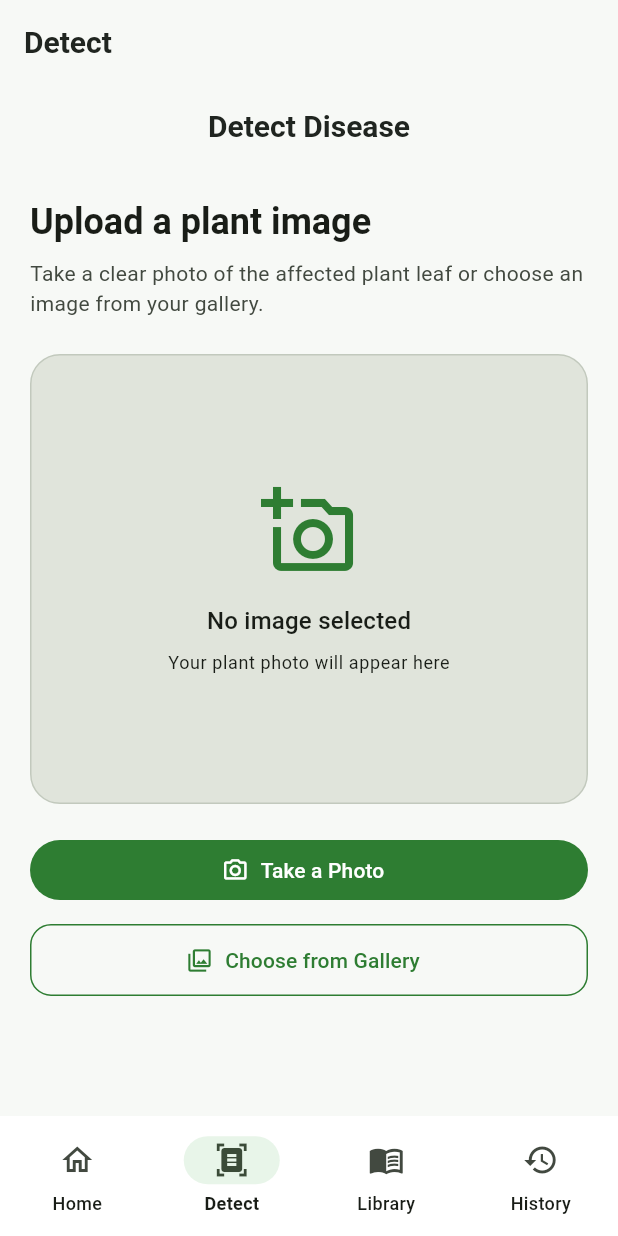
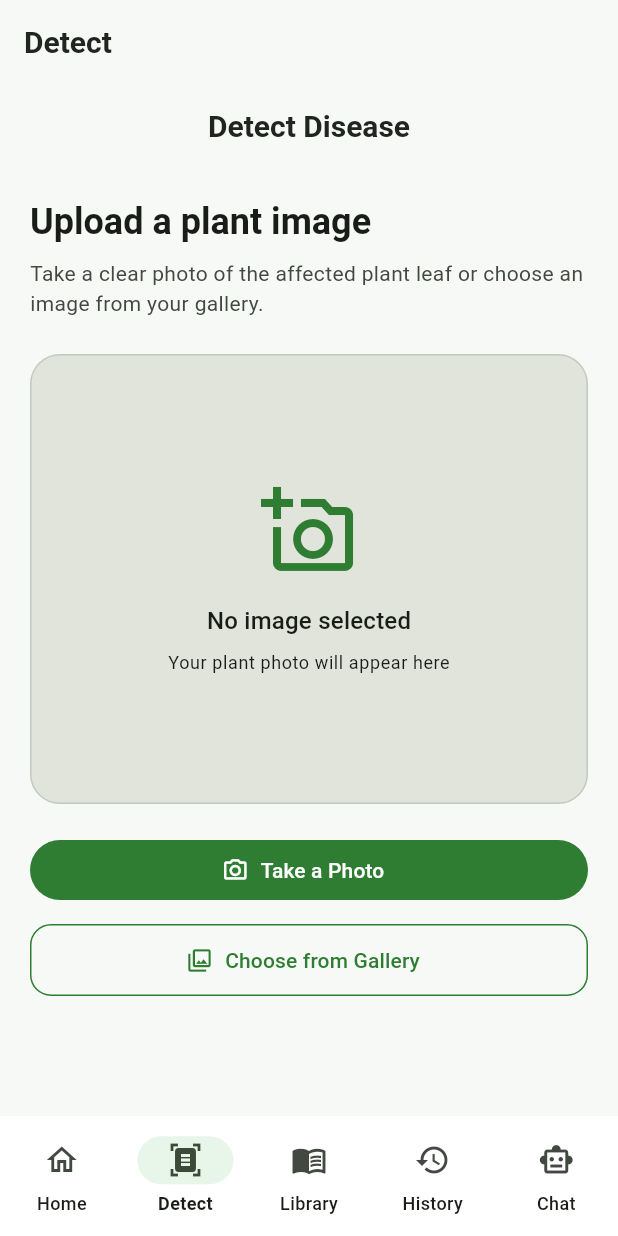
Before and after one commit to Batman0603/ai-crop-disease, a Flutter app: the screen it shows after launch, after a tap on "Scan a plant", on a phone screen of 412 x 824 dp. Run offline on Flutter 3.47's test engine with Material 3 defaults, Android fonts, the phone set to English and light mode, and no system bars; our stand-ins replace image_picker, shared_preferences; missing offline and left inert: flutter_onnxruntime.

Commit message:
Update Commit - Added Placeholder for Chatbot

```diff
--- a/frontend/lib/screens/app_shell.dart
+++ b/frontend/lib/screens/app_shell.dart
@@ -1,5 +1,6 @@
 import 'package:flutter/material.dart';
 
+import 'chatbot_screen.dart';
 import 'detect_screen.dart';
 import 'disease_library_screen.dart';
 import 'history_screen.dart';
@@ -20,13 +21,15 @@ class _AppShellState extends State<AppShell> {
     const DetectScreen(),
     const DiseaseLibraryScreen(),
     const HistoryScreen(),
+    const ChatbotScreen(),
   ];
 
-  static const List<String> _titles = [
+  final List<String> _titles = [
     'Home',
     'Detect',
     'Disease Library',
     'History',
+    'CropCare Assistant',
   ];
 
   void _navigateTo(int index) {
@@ -68,6 +71,11 @@ class _AppShellState extends State<AppShell> {
             selectedIcon: Icon(Icons.history),
             label: 'History',
           ),
+          NavigationDestination(
+            icon: Icon(Icons.smart_toy_outlined),
+            selectedIcon: Icon(Icons.smart_toy),
+            label: 'Chat',
+          ),
         ],
       ),
     );
--- /dev/null
+++ b/frontend/lib/screens/chatbot_screen.dart
@@ -0,0 +1,310 @@
+import 'package:flutter/material.dart';
+
+class ChatMessage {
+  const ChatMessage({required this.text, required this.isUser});
+
+  final String text;
+  final bool isUser;
+}
+
+class ChatbotScreen extends StatefulWidget {
+  const ChatbotScreen({super.key});
+
+  @override
+  State<ChatbotScreen> createState() => _ChatbotScreenState();
+}
+
+class _ChatbotScreenState extends State<ChatbotScreen> {
+  final TextEditingController _messageController = TextEditingController();
+  final ScrollController _scrollController = ScrollController();
+
+  final List<ChatMessage> _messages = [
+    const ChatMessage(
+      text: 'Hello! I am the CropCare Assistant. I can help you understand crop diseases, symptoms, and basic treatment information.',
+      isUser: false,
+    ),
+    const ChatMessage(
+      text: 'I am currently a demo assistant. AI-powered conversations will be added in a future version.',
+      isUser: false,
+    ),
+  ];
+
+  final List<String> _suggestedQuestions = const [
+    'What is early blight?',
+    'How can I prevent crop diseases?',
+    'What are common tomato diseases?',
+  ];
+
+  @override
+  void dispose() {
+    _messageController.dispose();
+    _scrollController.dispose();
+    super.dispose();
+  }
+
+  void _sendMessage([String? suggestedMessage]) {
+    final message = suggestedMessage?.trim() ?? _messageController.text.trim();
+
+    if (message.isEmpty) {
+      return;
+    }
+
+    _messageController.clear();
+
+    setState(() {
+      _messages.add(ChatMessage(text: message, isUser: true));
+
+      _messages.add(
+        ChatMessage(text: _placeholderResponse(message), isUser: false),
+      );
+    });
+
+    _scrollToBottom();
+  }
+
+  String _placeholderResponse(String message) {
+    final query = message.toLowerCase();
+
+    if (query.contains('early blight')) {
+      return 'Early blight is a fungal disease that can affect crops such as tomato and potato. Common symptoms include dark spots on leaves and progressive leaf damage. For a specific diagnosis, use the Detect feature with a clear image of the affected leaf.';
+    }
+
+    if (query.contains('prevent') ||
+        query.contains('prevention') ||
+        query.contains('preventing')) {
+      return 'Basic disease-prevention practices include maintaining good field hygiene, removing severely affected plant material, avoiding unnecessary leaf wetness, and monitoring crops regularly. For crop-specific advice, check the Disease Library.';
+    }
+
+    if (query.contains('tomato')) {
+      return 'CropCare currently includes several tomato diseases, including bacterial spot, early blight, late blight, leaf mold, Septoria leaf spot, spider mites, target spot, tomato yellow leaf curl virus, and tomato mosaic virus.';
+    }
+
+    if (query.contains('potato')) {
+      return 'CropCare currently includes potato early blight and late blight. You can use the Detect feature to analyze a potato leaf image and check the Disease Library for additional information.';
+    }
+
+    if (query.contains('apple')) {
+      return 'CropCare currently includes apple scab, black rot, cedar apple rust, and healthy apple leaves.';
+    }
+
+    if (query.contains('grape')) {
+      return 'CropCare currently includes grape black rot, Esca (Black Measles), leaf blight, and healthy grape leaves.';
+    }
+
+    if (query.contains('corn') || query.contains('maize')) {
+      return 'CropCare currently includes corn common rust, Northern Leaf Blight, Cercospora leaf spot/Gray leaf spot, and healthy corn leaves.';
+    }
+
+    if (query.contains('disease') || query.contains('symptom')) {
+      return 'For an image-based disease check, open Detect and select a clear crop-leaf image. You can also browse the Disease Library for the diseases currently supported by CropCare.';
+    }
+
+    if (query.contains('treatment') || query.contains('treat')) {
+      return 'Treatment depends on the crop and disease. Use Detect to identify a suspected disease, then review the treatment and management information shown on the result screen.';
+    }
+
+    return 'I am currently a placeholder assistant, so my knowledge is limited. Try asking about crop diseases, symptoms, prevention, or treatment. You can also use Detect for image-based analysis.';
+  }
+
+  void _scrollToBottom() {
+    WidgetsBinding.instance.addPostFrameCallback((_) {
+      if (!_scrollController.hasClients) {
+        return;
+      }
+
+      _scrollController.animateTo(
+        _scrollController.position.maxScrollExtent,
+        duration: const Duration(milliseconds: 300),
+        curve: Curves.easeOut,
+      );
+    });
+  }
+
+  @override
+  Widget build(BuildContext context) {
+    return SafeArea(
+      child: Column(
+        children: [
+          Expanded(
+            child: _messages.isEmpty
+                ? _buildEmptyState()
+                : ListView.builder(
+                    controller: _scrollController,
+                    padding: const EdgeInsets.fromLTRB(16, 16, 16, 12),
+                    itemCount: _messages.length,
+                    itemBuilder: (context, index) {
+                      final message = _messages[index];
+
+                      return _ChatBubble(message: message);
+                    },
+                  ),
+          ),
+          _buildSuggestedQuestions(),
+          _buildMessageInput(),
+        ],
+      ),
+    );
+  }
+
+  Widget _buildEmptyState() {
+    return Center(
+      child: Padding(
+        padding: const EdgeInsets.all(24),
+        child: Column(
+          mainAxisAlignment: MainAxisAlignment.center,
+          children: [
+            Icon(
+              Icons.smart_toy_outlined,
+              size: 64,
+              color: Theme.of(context).colorScheme.primary,
+            ),
+            const SizedBox(height: 16),
+            Text(
+              'CropCare Assistant',
+              style: Theme.of(context).textTheme.headlineSmall
+                  ?.copyWith(fontWeight: FontWeight.bold),
+            ),
+            const SizedBox(height: 8),
+            const Text(
+              'Ask about crop diseases, symptoms, prevention, and treatment.',
+              textAlign: TextAlign.center,
+            ),
+          ],
+        ),
+      ),
+    );
+  }
+
+  Widget _buildSuggestedQuestions() {
+    return SizedBox(
+      height: 48,
+      child: ListView.separated(
+        padding: const EdgeInsets.symmetric(horizontal: 16),
+        scrollDirection: Axis.horizontal,
+        itemCount: _suggestedQuestions.length,
+        separatorBuilder: (context, index) => const SizedBox(width: 8),
+        itemBuilder: (context, index) {
+          final question = _suggestedQuestions[index];
+
+          return ActionChip(
+            avatar: const Icon(Icons.chat_bubble_outline, size: 16),
+            label: Text(question),
+            onPressed: () => _sendMessage(question),
+          );
+        },
+      ),
+    );
+  }
+
+  Widget _buildMessageInput() {
+    return Container(
+      padding: const EdgeInsets.fromLTRB(12, 8, 12, 12),
+      decoration: BoxDecoration(
+        color: Theme.of(context).colorScheme.surface,
+        border: Border(top: BorderSide(color: Theme.of(context).dividerColor)),
+      ),
+      child: Row(
+        crossAxisAlignment: CrossAxisAlignment.end,
+        children: [
+          Expanded(
+            child: TextField(
+              controller: _messageController,
+              textInputAction: TextInputAction.send,
+              minLines: 1,
+              maxLines: 4,
+              onSubmitted: (_) => _sendMessage(),
+              decoration: InputDecoration(
+                hintText: 'Ask about your crop...',
+                prefixIcon: const Icon(Icons.chat_outlined),
+                border: OutlineInputBorder(
+                  borderRadius: BorderRadius.circular(24),
+                ),
+                contentPadding: const EdgeInsets.symmetric(
+                  horizontal: 16,
+                  vertical: 12,
+                ),
+              ),
+            ),
+          ),
+          const SizedBox(width: 8),
+          IconButton.filled(
+            onPressed: _sendMessage,
+            icon: const Icon(Icons.send),
+            tooltip: 'Send message',
+          ),
+        ],
+      ),
+    );
+  }
+}
+
+class _ChatBubble extends StatelessWidget {
+  const _ChatBubble({required this.message});
+
+  final ChatMessage message;
+
+  @override
+  Widget build(BuildContext context) {
+    final theme = Theme.of(context);
+    final isUser = message.isUser;
+
+    return Align(
+      alignment: isUser ? Alignment.centerRight : Alignment.centerLeft,
+      child: Container(
+        constraints: BoxConstraints(
+          maxWidth: MediaQuery.sizeOf(context).width * 0.82,
+        ),
+        margin: const EdgeInsets.only(bottom: 12),
+        padding: const EdgeInsets.symmetric(horizontal: 16, vertical: 12),
+        decoration: BoxDecoration(
+          color: isUser
+              ? theme.colorScheme.primary
+              : theme.colorScheme.surfaceContainerHighest,
+          borderRadius: BorderRadius.only(
+            topLeft: const Radius.circular(18),
+            topRight: const Radius.circular(18),
+            bottomLeft: Radius.circular(isUser ? 18 : 4),
+            bottomRight: Radius.circular(isUser ? 4 : 18),
+          ),
+        ),
+        child: Column(
+          crossAxisAlignment: isUser
+              ? CrossAxisAlignment.end
+              : CrossAxisAlignment.start,
+          children: [
+            if (!isUser) ...[
+              Row(
+                mainAxisSize: MainAxisSize.min,
+                children: [
+                  Icon(
+                    Icons.smart_toy_outlined,
+                    size: 18,
+                    color: theme.colorScheme.primary,
+                  ),
+                  const SizedBox(width: 6),
+                  Text(
+                    'CropCare Assistant',
+                    style: theme.textTheme.labelMedium?.copyWith(
+                      fontWeight: FontWeight.bold,
+                      color: theme.colorScheme.primary,
+                    ),
+                  ),
+                ],
+              ),
+              const SizedBox(height: 6),
+            ],
+            Text(
+              message.text,
+              style: theme.textTheme.bodyMedium?.copyWith(
+                color: isUser
+                    ? theme.colorScheme.onPrimary
+                    : theme.colorScheme.onSurface,
+                height: 1.4,
+              ),
+            ),
+          ],
+        ),
+      ),
+    );
+  }
+}
```
